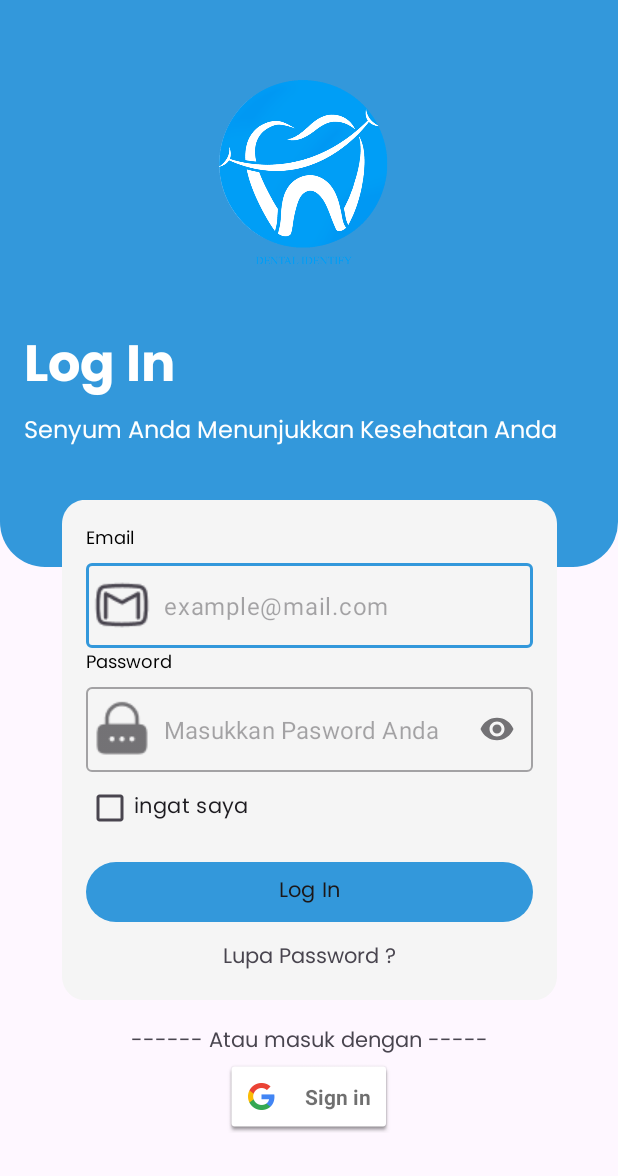
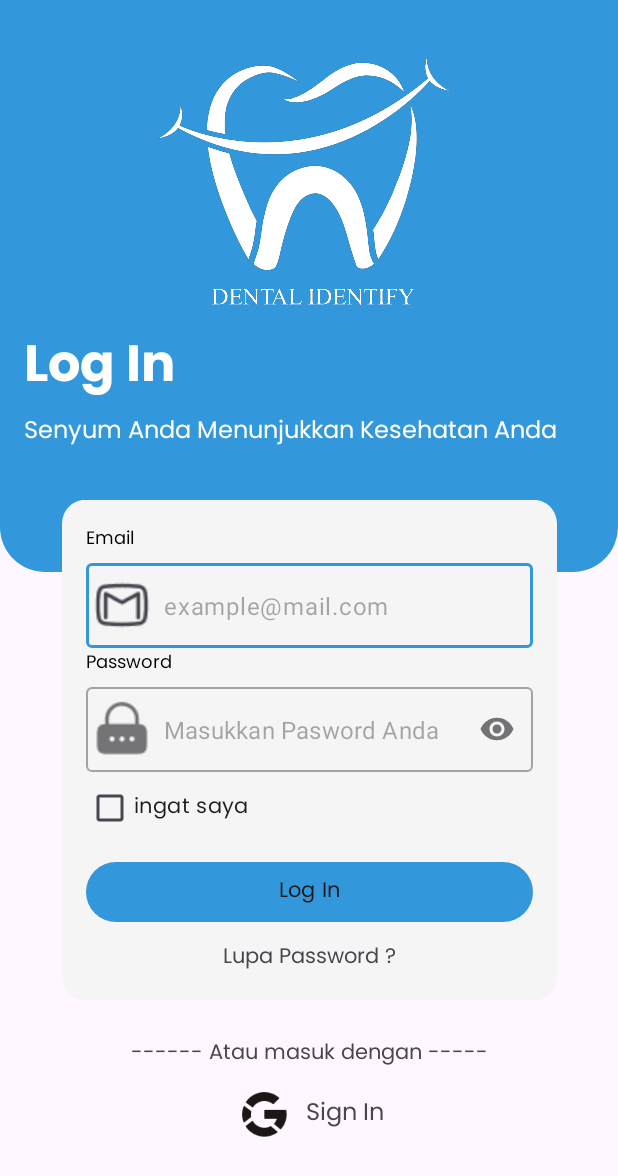
Before and after one commit to mnnur/Dentalify-Dental-Identify, an Android app: the screen it shows after launch (LoginActivity), on a phone screen of 412 x 824 dp. Shown: the top 1176 px of the screen. Run offline under Robolectric (Android 15) with nearby library versions, the phone set to English and light mode, and no system bars; our stand-ins replace Firebase (no records; nobody signed in at launch, a user with empty details on screens opened directly), navigation-ui.

Commit message:
fix layout btn google

```diff
--- a/app/build.gradle.kts
+++ b/app/build.gradle.kts
@@ -56,6 +56,7 @@ dependencies {
 
     implementation("com.google.firebase:firebase-auth:22.3.0")
     implementation("com.google.android.gms:play-services-auth:20.7.0")
+    implementation("com.google.android.gms:play-services-base:18.2.0")
 
 //    implementation("androidx.navigation:navigation-fragment:2.7.5")
     testImplementation("junit:junit:4.13.2")
--- a/app/src/main/res/layout/activity_login.xml
+++ b/app/src/main/res/layout/activity_login.xml
@@ -4,9 +4,10 @@
     xmlns:tools="http://schemas.android.com/tools"
     android:layout_width="match_parent"
     android:layout_height="match_parent">
+
     <androidx.constraintlayout.widget.ConstraintLayout
         android:layout_width="match_parent"
-    android:layout_height="match_parent"
+        android:layout_height="wrap_content"
         tools:context=".LoginActivity">
 
         <com.google.android.material.progressindicator.LinearProgressIndicator
@@ -37,7 +38,7 @@
             android:layout_height="200dp"
             android:layout_marginTop="16dp"
             android:layout_marginBottom="8dp"
-        android:src="@drawable/logo"
+            android:src="@drawable/logo2"
             app:layout_anchor="@+id/background_top"
             app:layout_constraintEnd_toEndOf="parent"
             app:layout_constraintStart_toStartOf="parent"
@@ -131,9 +132,9 @@
                 android:layout_width="match_parent"
                 android:layout_height="wrap_content"
                 android:alpha="0"
-            tools:alpha="100"
                 app:endIconMode="password_toggle"
-            app:startIconDrawable="@drawable/ic_pw">
+                app:startIconDrawable="@drawable/ic_pw"
+                tools:alpha="100">
 
                 <com.ps108.dentify.ui.customView.PasswordCustomView
                     android:id="@+id/passwordEditText"
@@ -170,37 +171,54 @@
 
         </LinearLayout>
 
+
         <TextView
             android:id="@+id/tvMasukDengan"
             style="@style/textBodyM"
             android:layout_width="match_parent"
             android:layout_height="wrap_content"
-        android:layout_marginTop="16dp"
-        android:layout_marginBottom="16dp"
+            android:layout_marginTop="24dp"
             android:text="------ Atau masuk dengan -----"
             android:textAlignment="center"
-        app:layout_constraintTop_toBottomOf="@+id/frameGroup"
-        tools:layout_editor_absoluteX="1dp" />
+            app:layout_constraintStart_toStartOf="parent"
+            app:layout_constraintTop_toBottomOf="@+id/frameGroup" />
 
         <LinearLayout
-        android:id="@+id/groupLogin"
-        android:layout_width="match_parent"
+            android:id="@+id/btn_google_login"
+            android:layout_width="wrap_content"
             android:layout_height="wrap_content"
+            android:layout_marginTop="8dp"
+            android:layout_gravity="center"
             android:gravity="center"
             android:orientation="horizontal"
+            app:layout_constraintBottom_toBottomOf="parent"
             app:layout_constraintEnd_toEndOf="parent"
-        app:layout_constraintEnd_toStartOf="@+id/background_top"
-        app:layout_constraintHorizontal_bias="0"
             app:layout_constraintStart_toStartOf="parent"
             app:layout_constraintTop_toBottomOf="@+id/tvMasukDengan">
 
+            <ImageView
+                android:layout_width="40dp"
+                android:layout_height="40dp"
+                android:contentDescription="@string/btnGoogle"
+                android:src="@drawable/ic_google" />
+
+            <TextView
+                style="@style/textBodyL"
+                android:layout_width="wrap_content"
+                android:layout_height="wrap_content"
+                android:layout_marginStart="8dp"
+                android:text="@string/sign_in" />
+        </LinearLayout>
+        <!--
         <com.google.android.gms.common.SignInButton
             android:id="@+id/btn_google_login"
             android:layout_width="wrap_content"
-            android:layout_height="wrap_content" />
-
-    </LinearLayout>
-
-
+            android:layout_height="wrap_content"
+            android:layout_marginTop="16dp"
+            app:layout_constraintBottom_toBottomOf="parent"
+            app:layout_constraintEnd_toEndOf="parent"
+            app:layout_constraintStart_toStartOf="parent"
+            app:layout_constraintTop_toBottomOf="@+id/tvMasukDengan" />
+-->
     </androidx.constraintlayout.widget.ConstraintLayout>
 </ScrollView>
```
Also changed, not shown: app/src/main/res/layout/activity_signup.xml (+17 -8 lines), app/src/main/res/layout/activity_welcome.xml (+11 -16 lines). Lines whose indentation alone changed are shown as unchanged.
